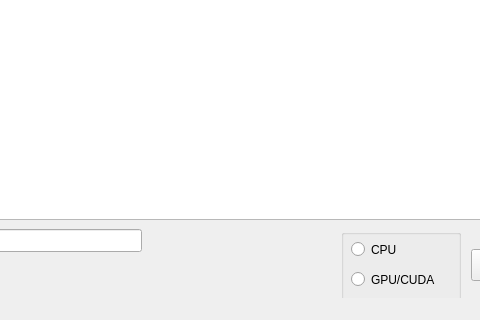
Old version of the form PyCudaQt/QtUi/MainUI.ui in the repository giuseppecalderaro/python-hacks; both pictures show x 189 to 669 and y 280 to 600 of the 800 by 600 pixel window.
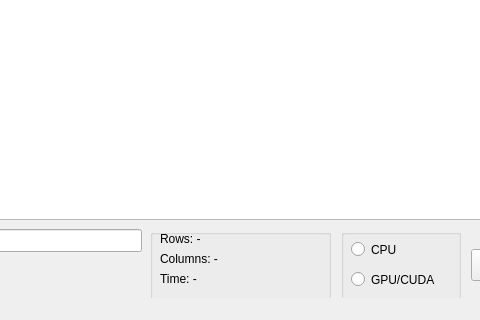
New version of the form.

The edit to the form file:
```diff
--- a/PyCudaQt/QtUi/MainUI.ui
+++ b/PyCudaQt/QtUi/MainUI.ui
@@ -89,6 +89,58 @@
      </property>
     </widget>
    </widget>
+   <widget class="QGroupBox" name="infoBox">
+    <property name="geometry">
+     <rect>
+      <x>339</x>
+      <y>490</y>
+      <width>181</width>
+      <height>80</height>
+     </rect>
+    </property>
+    <property name="title">
+     <string/>
+    </property>
+    <widget class="QLabel" name="labelRows">
+     <property name="geometry">
+      <rect>
+       <x>10</x>
+       <y>0</y>
+       <width>101</width>
+       <height>20</height>
+      </rect>
+     </property>
+     <property name="text">
+      <string>Rows: -</string>
+     </property>
+    </widget>
+    <widget class="QLabel" name="labelColumns">
+     <property name="geometry">
+      <rect>
+       <x>10</x>
+       <y>20</y>
+       <width>101</width>
+       <height>20</height>
+      </rect>
+     </property>
+     <property name="text">
+      <string>Columns: -</string>
+     </property>
+    </widget>
+    <widget class="QLabel" name="labelTime">
+     <property name="geometry">
+      <rect>
+       <x>10</x>
+       <y>40</y>
+       <width>101</width>
+       <height>20</height>
+      </rect>
+     </property>
+     <property name="text">
+      <string>Time: -</string>
+     </property>
+    </widget>
+   </widget>
   </widget>
   <widget class="QMenuBar" name="menubar">
    <property name="geometry">
```
Left out of the diff: 4 changed lines with no effect on the pictures.
